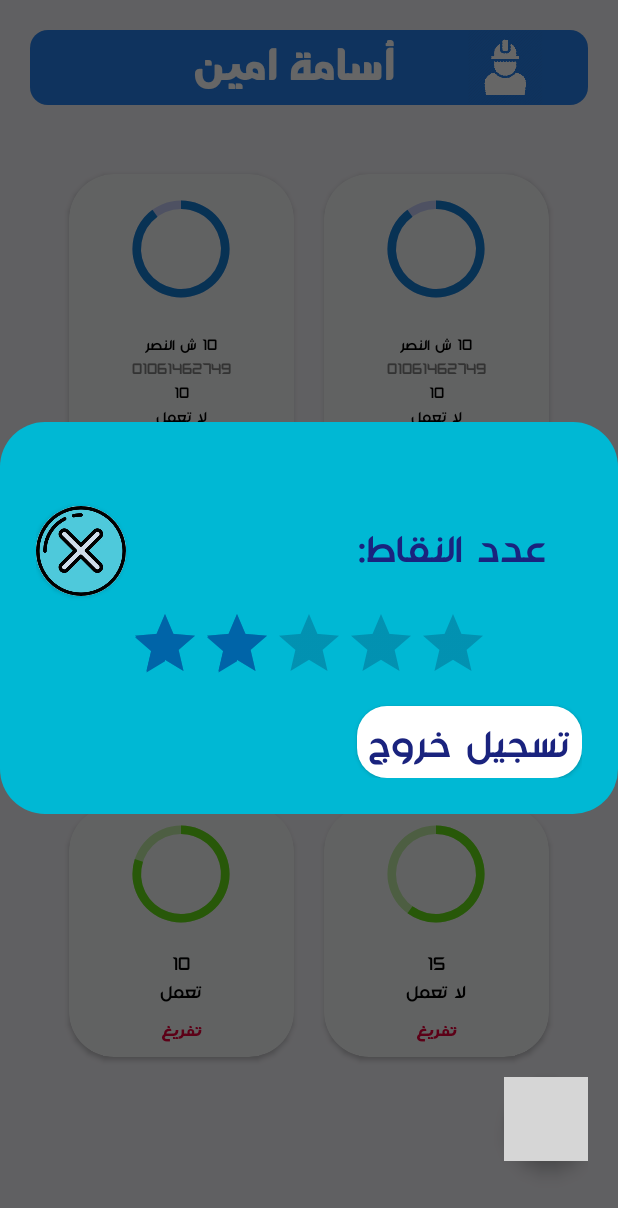
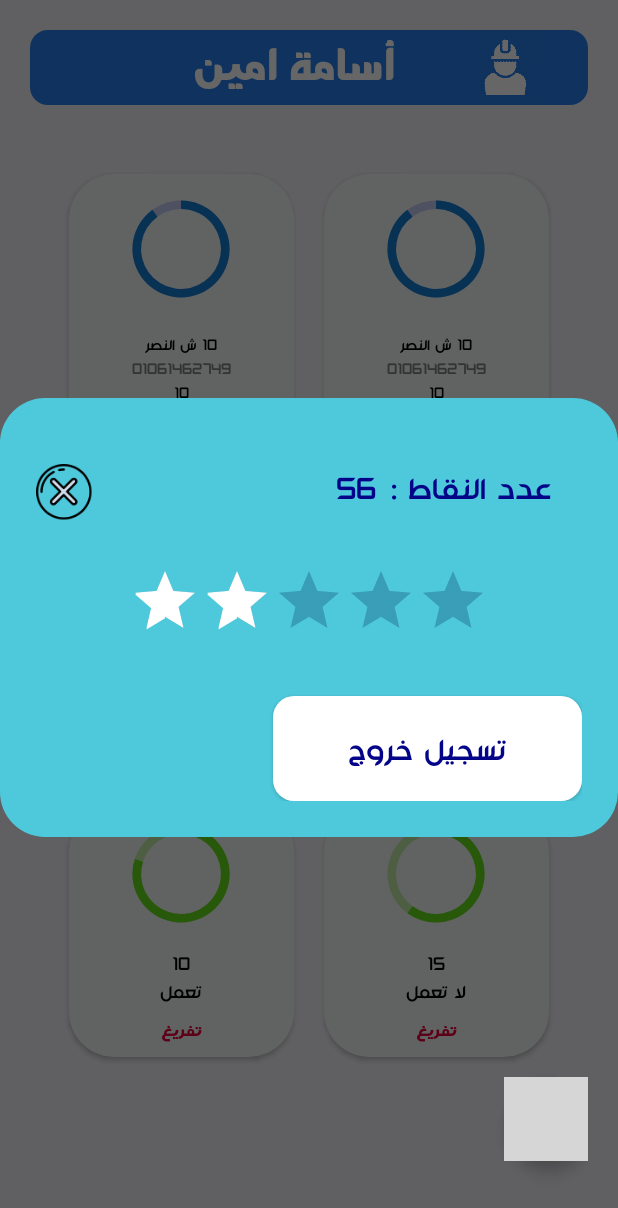
Before and after one commit to A-Fares/GMIS, an Android app: the Employee screen opened directly, with no data from a screen before it, after a tap on an icon or button, on a phone screen of 412 x 824 dp. Shown: the top 1208 px of the screen. Run offline under Robolectric (Android 15) with nearby library versions, the phone set to English and light mode, and no system bars; grey boxes are pictures that could not be loaded.

Commit message:
update employee bottom sheet xml layout design

```diff
--- a/app/src/main/java/com/example/gmisproject/Employee.java
+++ b/app/src/main/java/com/example/gmisproject/Employee.java
@@ -5,6 +5,7 @@ import android.graphics.drawable.ColorDrawable;
 import android.os.Bundle;
 import android.view.View;
 import android.widget.Button;
+import android.widget.ImageView;
 import android.widget.RatingBar;
 
 import androidx.appcompat.app.AlertDialog;
@@ -68,7 +69,7 @@ public class Employee extends AppCompatActivity {
     private void showAlertDialog(int layout) {
         dialogBuilder = new AlertDialog.Builder(Employee.this);
         View layoutView = getLayoutInflater().inflate(layout, null);
-        CardView dialogClose = layoutView.findViewById(R.id.close);
+        ImageView dialogClose = layoutView.findViewById(R.id.close);
         dialogBuilder.setView(layoutView);
         alertDialog = dialogBuilder.create();
         alertDialog.getWindow().getAttributes().windowAnimations = R.style.DialogAnimation;
--- a/app/src/main/res/drawable-mdpi/bg_shape.xml
+++ /dev/null
@@ -1,11 +0,0 @@
-<?xml version="1.0" encoding="utf-8"?>
-<shape xmlns:android="http://schemas.android.com/apk/res/android">
-    <solid android:color="#2680EB" />
-
-    <corners android:radius="80dp" />
-    <padding
-        android:bottom="10dp"
-        android:left="10dp"
-        android:right="10dp"
-        android:top="10dp" />
-</shape>
--- a/app/src/main/res/drawable-xhdpi/bottomsheet_bg_shape.xml
+++ b/app/src/main/res/drawable-xhdpi/bottomsheet_bg_shape.xml
@@ -1,6 +1,6 @@
 <?xml version="1.0" encoding="utf-8"?>
 <shape xmlns:android="http://schemas.android.com/apk/res/android">
-    <solid android:color="#00B8D4" />
+    <solid android:color="#4EC9DC" />
 
     <corners android:radius="30dp" />
     <padding
@@ -8,4 +8,8 @@
         android:left="10dp"
         android:right="10dp"
         android:top="10dp" />
+    <size
+        android:width="250dp"
+        android:height="100dp"
+        />
 </shape>
--- a/app/src/main/res/drawable-xhdpi/bottomsheet_button_shape.xml
+++ b/app/src/main/res/drawable-xhdpi/bottomsheet_button_shape.xml
@@ -1,10 +1,7 @@
 <?xml version="1.0" encoding="utf-8"?>
 <shape xmlns:android="http://schemas.android.com/apk/res/android"
-    android:shape="rectangle"
-    >
+    android:shape="rectangle">
     <solid android:color="#FFFFFF" />
-
-
-    <corners android:radius="20dp" />
+    <corners android:radius="14dp" />
 
 </shape>
--- a/app/src/main/res/layout/bottomsheet.xml
+++ b/app/src/main/res/layout/bottomsheet.xml
@@ -1,64 +1,69 @@
 <RelativeLayout xmlns:android="http://schemas.android.com/apk/res/android"
-    xmlns:app="http://schemas.android.com/apk/res-auto"
-    android:layout_width="match_parent"
-    android:layout_height="275dp"
+    android:layout_width="wrap_content"
+    android:layout_height="wrap_content"
     android:background="@drawable/bottomsheet_bg_shape"
     android:orientation="vertical"
     android:padding="24dp">
+
+    <ImageView
+        android:id="@+id/close"
+        android:layout_width="wrap_content"
+        android:layout_height="wrap_content"
+        android:layout_marginTop="20dp"
+        android:src="@drawable/ic_close" />
 
     <TextView
         android:id="@+id/text_view_number_of_points"
         android:layout_width="wrap_content"
         android:layout_height="wrap_content"
-        android:layout_alignParentRight="true"
-        android:layout_marginTop="40dp"
-        android:layout_marginRight="24dp"
+        android:layout_alignParentEnd="true"
+        android:layout_marginTop="20dp"
+        android:layout_marginEnd="20dp"
         android:fontFamily="@font/monadi"
-        android:text="عدد النقاط:"
-        android:textColor="#1A237E"
-        android:textSize="25sp" />
+        android:text="عدد النقاط :"
+        android:textColor="#040488"
+        android:textSize="20sp" />
+
+    <TextView
+        android:id="@+id/text_view_number_of_points_data"
+        android:layout_width="wrap_content"
+        android:layout_height="wrap_content"
+        android:layout_marginTop="20dp"
+        android:layout_marginEnd="10dp"
+        android:layout_toLeftOf="@+id/text_view_number_of_points"
+        android:fontFamily="@font/monadi"
+        android:text="56"
+        android:textColor="#040488"
+        android:textSize="20sp" />
 
     <RatingBar
 
         android:id="@+id/rating_bar_result"
-        style="@style/RatingBar"
+        style="@style/RatingBarEmployee"
         android:layout_width="wrap_content"
         android:layout_height="wrap_content"
         android:layout_below="@id/close"
-        android:layout_centerHorizontal="true"
-        android:layout_marginTop="8dp"
+       android:layout_centerInParent="true"
+        android:layout_marginTop="30dp"
         android:isIndicator="true"
-        android:theme="@style/RatingBar"
+        android:theme="@style/RatingBarEmployee"
 
         />
 
-    <androidx.cardview.widget.CardView
-        android:id="@+id/close"
-        android:layout_width="60dp"
-        android:layout_height="60dp"
-        android:layout_marginTop="32dp"
-        android:layout_marginRight="24dp"
-        app:cardCornerRadius="64dp">
-
-        <ImageView
-            android:layout_width="match_parent"
-            android:layout_height="match_parent"
-            android:src="@drawable/exit" />
-
-    </androidx.cardview.widget.CardView>
-
 
     <Button
-        android:layout_width="150dp"
-        android:layout_height="wrap_content"
+        android:layout_width="wrap_content"
+        android:layout_height="70dp"
         android:layout_below="@id/rating_bar_result"
-        android:layout_alignParentRight="true"
-        android:layout_marginTop="8dp"
+        android:layout_alignParentEnd="true"
+        android:layout_marginTop="30dp"
         android:background="@drawable/bottomsheet_button_shape"
         android:fontFamily="@font/monadi"
+        android:paddingLeft="50dp"
+        android:paddingRight="50dp"
         android:text="تسجيل خروج"
-        android:textColor="#1A237E"
-        android:textSize="25sp" />
+        android:textColor="#040488"
+        android:textSize="20sp" />
 
 
 </RelativeLayout>
--- a/app/src/main/res/values/colors.xml
+++ b/app/src/main/res/values/colors.xml
@@ -9,4 +9,5 @@
 
     <color name="NormalRate">#073861</color>
     <color name="ActivatedRate">#0064A8</color>
+    <color name="ActivatedRateEmployee">#fff</color>
 </resources>
--- a/app/src/main/res/values/styles.xml
+++ b/app/src/main/res/values/styles.xml
@@ -60,5 +60,10 @@
         <item name="colorControlActivated">@color/ActivatedRate</item>
     </style>
 
+    <style name="RatingBarEmployee" parent="Theme.AppCompat">
+        <item name="colorControlNormal">@color/NormalRate</item>
+        <item name="colorControlActivated">@color/ActivatedRateEmployee</item>
+    </style>
+
 
 </resources>
```
Also changed, not shown: app/src/main/res/drawable-hdpi/ic_close.png (added), app/src/main/res/drawable-ldpi/ic_close.png (added), app/src/main/res/drawable-mdpi/ic_close.png (added), app/src/main/res/drawable-xhdpi/exit.jpg (deleted), app/src/main/res/drawable-xhdpi/ic_close.png (added), app/src/main/res/drawable-xxhdpi/ic_close.png (added), app/src/main/res/drawable-xxxhdpi/ic_close.png (added), app/src/main/res/drawable/ic_close.png (added).
